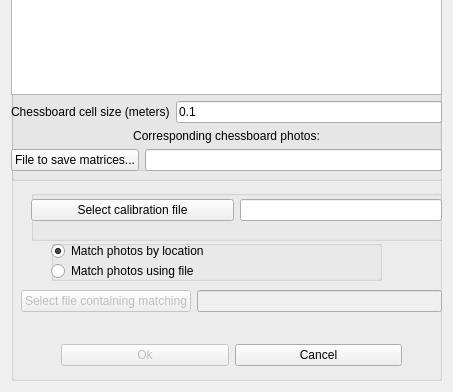
Before: the Qt Designer form dialog.ui in Aspirisha/Thermal_vision, drawn with Qt 5; both pictures show x 0 to 453 and y 301 to 693 of the 453 by 693 pixel window.
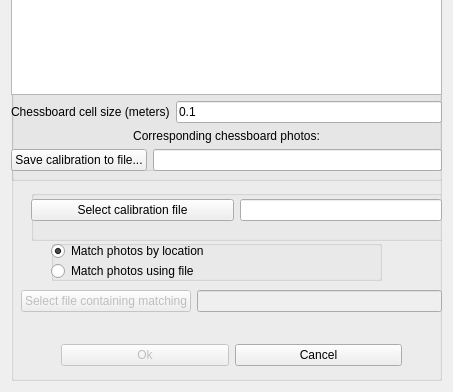
After: the same form once the commit is applied.

```diff
--- a/dialog.ui
+++ b/dialog.ui
@@ -698,7 +698,7 @@
            <item>
             <widget class="QPushButton" name="matrices_save_button">
              <property name="text">
-              <string>File to save matrices...</string>
+              <string>Save calibration to file...</string>
              </property>
             </widget>
            </item>
```
